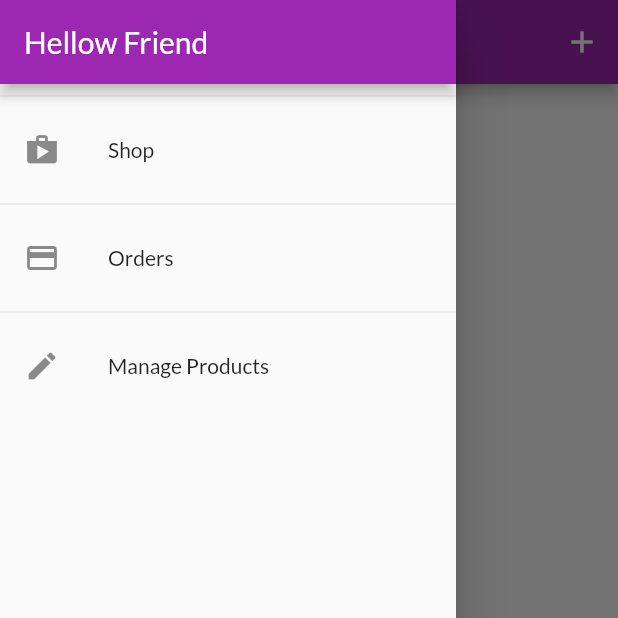
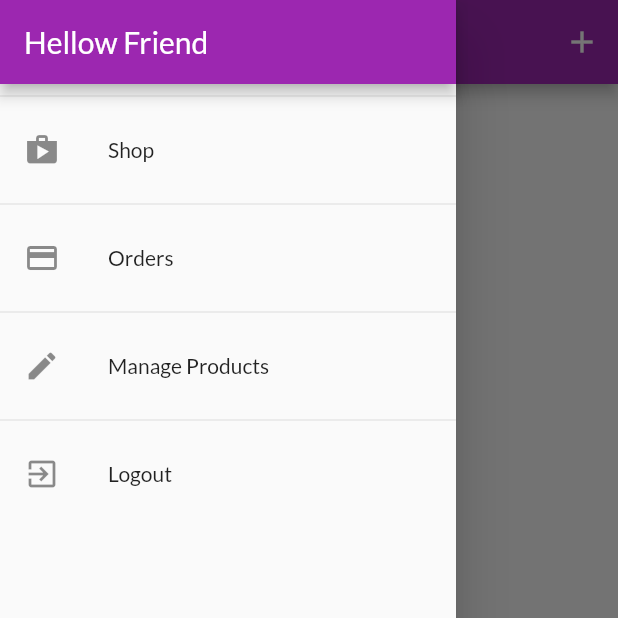
Before and after one commit to Habib34seu/Shop-App-Flutter, a Flutter app: the UserProductsScreen screen opened by its route, with the side drawer open, on a phone screen of 412 x 824 dp, the top half of it. Run offline on Flutter 3.47's test engine with Material 2 defaults, Android fonts, the phone set to English and light mode, and no system bars; our stand-ins replace shared_preferences; accounts and stored records are empty; network calls fail.

Commit message:
Outo login Auto Logout

```diff
--- a/lib/providers/orders.dart
+++ b/lib/providers/orders.dart
@@ -22,15 +22,17 @@ class Orders with ChangeNotifier {
   List<OrderItem> _orders = [];
 
   final String authToken;
+  final String userId;
 
-  Orders(this.authToken, this._orders);
+  Orders(this.authToken, this.userId, this._orders);
 
   List<OrderItem> get orders {
     return [..._orders];
   }
 
   Future<void> fetchAndSetOrders() async {
-    final url = 'https://shopapp-b8591-default-rtdb.firebaseio.com/orders.json?auth=$authToken';
+    final url =
+        'https://shopapp-b8591-default-rtdb.firebaseio.com/orders/$userId.json?auth=$authToken';
     final response = await http.get(url);
     final List<OrderItem> loadedOrders = [];
     final extractedData = json.decode(response.body) as Map<String, dynamic>;
@@ -61,7 +63,8 @@ class Orders with ChangeNotifier {
   }
 
   Future<void> addOrder(List<CartItem> cartProducts, double total) async {
-    final url = 'https://shopapp-b8591-default-rtdb.firebaseio.com/orders.json?auth=$authToken';
+    final url =
+        'https://shopapp-b8591-default-rtdb.firebaseio.com/orders/$userId.json?auth=$authToken';
     final timeStamp = DateTime.now();
     final response = await http.post(url,
         body: json.encode({
--- a/lib/screens/user_products_screen.dart
+++ b/lib/screens/user_products_screen.dart
@@ -10,12 +10,12 @@ class UserProductsScreen extends StatelessWidget {
   static const routeName = '/user-products';
 
   Future<void> _refreshProducts( BuildContext context) async {
-     await Provider.of<Products>(context, listen: false).fetchAndSetProduct();
+     await Provider.of<Products>(context, listen: false).fetchAndSetProduct(true);
   }
 
   @override
   Widget build(BuildContext context) {
-    final productsData = Provider.of<Products>(context);
+    // final productsData = Provider.of<Products>(context);
     return Scaffold(
       appBar: AppBar(
         title: const Text('Your Products'),
@@ -29,9 +29,14 @@ class UserProductsScreen extends StatelessWidget {
         ],
       ),
       drawer: AppDrawer(),
-      body: RefreshIndicator(
+      body: FutureBuilder(
+        future: _refreshProducts(context),
+        builder:(ctx, snapshot)=> snapshot.connectionState == ConnectionState.waiting ?
+         Center(child: CircularProgressIndicator())
+         : RefreshIndicator(
           onRefresh: ()=>_refreshProducts(context),
-        child: Padding(
+          child: Consumer<Products>(
+              builder:(ctx,productsData,_) => Padding(
               padding: const EdgeInsets.all(8),
               child: ListView.builder(
                 itemCount: productsData.items.length,
@@ -48,6 +53,8 @@ class UserProductsScreen extends StatelessWidget {
               ),
             ),
           ),
+        ),
+      ),
     );
   }
 }
--- a/lib/widgets/app_drawer.dart
+++ b/lib/widgets/app_drawer.dart
@@ -1,7 +1,9 @@
 import 'package:flutter/material.dart';
+import 'package:provider/provider.dart';
 
 import '../screens/orders_screens.dart';
 import '../screens/user_products_screen.dart';
+import '../providers/auth.dart';
 
 class AppDrawer extends StatelessWidget {
   @override
@@ -27,7 +29,7 @@ class AppDrawer extends StatelessWidget {
             title: Text('Orders'),
             onTap: () {
               Navigator.of(context)
-              .pushReplacementNamed(OrdersScreen.routeName);
+                  .pushReplacementNamed(OrdersScreen.routeName);
             },
           ),
           Divider(),
@@ -35,7 +37,18 @@ class AppDrawer extends StatelessWidget {
             leading: Icon(Icons.edit),
             title: Text('Manage Products'),
             onTap: () {
-              Navigator.of(context).pushReplacementNamed(UserProductsScreen.routeName);
+              Navigator.of(context)
+                  .pushReplacementNamed(UserProductsScreen.routeName);
+            },
+          ),
+          Divider(),
+          ListTile(
+            leading: Icon(Icons.exit_to_app),
+            title: Text('Logout'),
+            onTap: () {
+              Navigator.of(context).pop();
+               Navigator.of(context).pushReplacementNamed('/');
+              Provider.of<Auth>(context, listen: false).logout();
             },
           ),
         ],
--- a/lib/widgets/product_item.dart
+++ b/lib/widgets/product_item.dart
@@ -34,7 +34,7 @@ class ProductItem extends StatelessWidget {
                     ? Icons.favorite
                     : Icons.favorite_border),
                 onPressed: () {
-                  product.toggleFavoriteStatus(authData.token);
+                  product.toggleFavoriteStatus(authData.token, authData.userId);
                 },
                 color: Theme.of(context).accentColor,
               ),
--- a/pubspec.yaml
+++ b/pubspec.yaml
@@ -26,6 +26,7 @@ dependencies:
   provider: ^4.0.0
   intl: ^0.15.8
   http: ^0.12.0+2
+  shared_preferences: ^0.5.3+1
 
 
   # The following adds the Cupertino Icons font to your application.
```
Also changed, not shown: lib/main.dart (+10 -3 lines), lib/providers/auth.dart (+59 -0 lines), lib/providers/product.dart (+7 -6 lines), lib/providers/products.dart (+14 -5 lines), lib/screens/splash_screen.dart (added, +12 -0 lines), pubspec.lock. Lines whose indentation alone changed are shown as unchanged.
